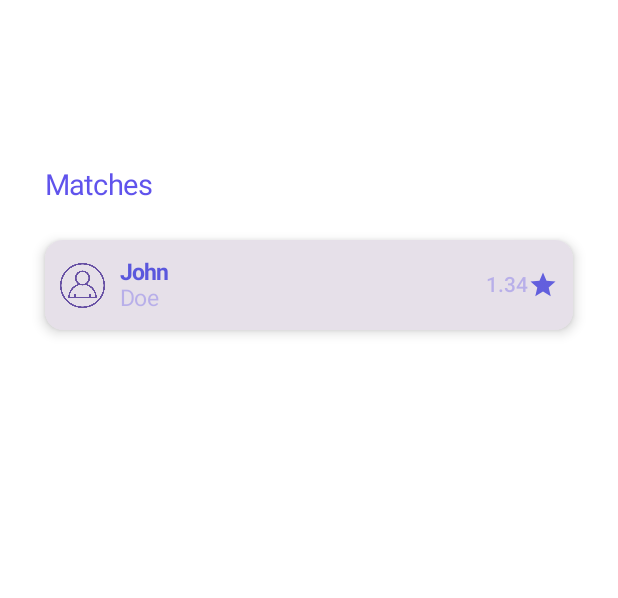
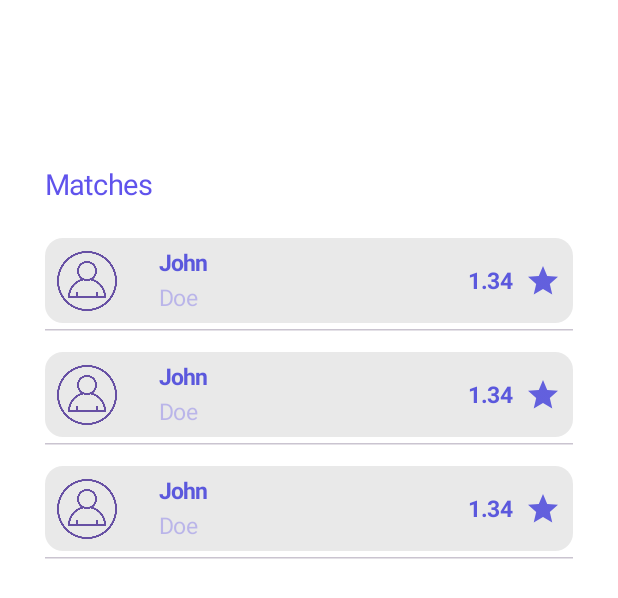
Before and after one commit to martinbouhier/make-your-skill, an Android app built with Jetpack Compose: the @Preview function PreviewResultsScreen, on a phone screen of 412 x 824 dp. Shown: the top 598 px of the screen. Run offline under Robolectric (Android 15) with nearby library versions, the phone set to English and light mode, and no system bars.

Commit message:
Cambios de diseño para la  ProfileCard

```diff
--- a/app/src/main/java/com/make_your_skill/ui/components/cards/ProfileCard.kt
+++ b/app/src/main/java/com/make_your_skill/ui/components/cards/ProfileCard.kt
@@ -3,9 +3,13 @@ package com.make_your_skill.ui.components.cards
 import androidx.compose.foundation.clickable
 import androidx.compose.foundation.layout.Column
 import androidx.compose.foundation.layout.Row
+import androidx.compose.foundation.layout.Spacer
+import androidx.compose.foundation.layout.fillMaxHeight
+import androidx.compose.foundation.layout.fillMaxSize
 import androidx.compose.foundation.layout.fillMaxWidth
 import androidx.compose.foundation.layout.padding
 import androidx.compose.foundation.layout.size
+import androidx.compose.foundation.layout.width
 import androidx.compose.material.icons.Icons
 import androidx.compose.material.icons.filled.Star
 import androidx.compose.material3.Card
@@ -18,43 +22,42 @@ import androidx.compose.ui.Alignment
 import androidx.compose.ui.Modifier
 import androidx.compose.ui.graphics.Color
 import androidx.compose.ui.res.painterResource
+import androidx.compose.ui.tooling.preview.Preview
 import androidx.compose.ui.unit.dp
 import com.make_your_skill.R
 import com.make_your_skill.dataClasses.Profile
+import com.make_your_skill.ui.theme.BackgroundColor
 import com.make_your_skill.ui.theme.cardInfo
 import com.make_your_skill.ui.theme.cardRate
 import com.make_your_skill.ui.theme.cardTitle
+import java.util.Date
 
 @Composable
 fun ProfileCard(profile: Profile) {
-    val separation = 10.dp
+    val GAP = 8.dp
 
     Card(
         modifier = Modifier
             .fillMaxWidth()
-            .padding(vertical = separation/2)
-            .clickable { /* Aca se incorporará algun dia la lógica para redirigir a WPP */},
-        elevation = CardDefaults.cardElevation(separation/2)
+            .padding(vertical = GAP/2)
+            .clickable { /* TODO: redirigir a connectProfile */},
+        colors = CardDefaults.cardColors(containerColor = BackgroundColor),
+        elevation = CardDefaults.cardElevation(defaultElevation = 0.dp)
     ) {
         Row(
             modifier = Modifier
                 .fillMaxWidth()
-                .padding(separation),
+                .padding(GAP),
             verticalAlignment = Alignment.CenterVertically
         ) {
             // Avatar de perfil
             Icon(
-                painter = painterResource(R.drawable.user_profile_icon), // Reemplaza con tu ícono de avatar
+                painter = painterResource(R.drawable.user_profile_icon),
                 contentDescription = "Avatar",
-                modifier = Modifier
-                    .size(separation * 4)
-                    .padding(end = separation),
+                modifier = Modifier.size(40.dp),
                 tint = MaterialTheme.colorScheme.primary
             )
-
-            Column(
-                modifier = Modifier.weight(1f)
-            ) {
+            Column(modifier = Modifier.padding(start = 28.dp)) {
                 // Nombre de la persona
                 Text(
                     text = profile.name,
@@ -63,25 +66,32 @@ fun ProfileCard(profile: Profile) {
                 // info de la persona: costo x hora
                 Text(
                     text = profile.info,
-                    style = cardInfo
+                    style = cardInfo,
+                    modifier = Modifier.padding(top = 6.dp)
                 )
             }
-
+            Spacer(modifier = Modifier.weight(1f))
             // Rating
-            Row(
-                verticalAlignment = Alignment.CenterVertically
-            ) {
+            Row(verticalAlignment = Alignment.CenterVertically) {
                 Text(
                     text = profile.rate,
                     style = cardRate
                 )
+                Spacer(modifier = Modifier.size(GAP))
                 Icon(
                     imageVector = Icons.Default.Star,
                     contentDescription = "Star Icon",
                     tint = Color(0xE65451DC),
-                    modifier = Modifier.size(20.dp)
+                    modifier = Modifier.size(24.dp)
                 )
             }
         }
     }
 }
+
+@Preview(showBackground = true)
+@Composable
+fun PreviewProfileCard() {
+    val sampleProfile = Profile("John", "$3000 x hora", "1.34", Date(1990, 1, 1))
+    ProfileCard(sampleProfile)
+}
--- a/app/src/main/java/com/make_your_skill/ui/screens/results/ResultsScreen.kt
+++ b/app/src/main/java/com/make_your_skill/ui/screens/results/ResultsScreen.kt
@@ -1,5 +1,6 @@
 package com.make_your_skill.ui.screens.results
 
+import androidx.compose.foundation.background
 import androidx.compose.foundation.layout.*
 import androidx.compose.foundation.lazy.LazyColumn
 import androidx.compose.foundation.lazy.items
@@ -22,6 +23,12 @@ fun ResultsScreen(navController: NavHostController) {
     val separation = 10.dp
 
     val profiles = listOf(
+        Profile("John", "Doe", "1.34",
+            Date(1990, 1, 1) // TODO: Cambiar Package
+        ),
+        Profile("John", "Doe", "1.34",
+            Date(1990, 1, 1) // TODO: Cambiar Package
+        ),
         Profile("John", "Doe", "1.34",
             Date(1990, 1, 1) // TODO: Cambiar Package
         )
@@ -48,6 +55,7 @@ fun ResultsScreen(navController: NavHostController) {
         ) {
             items(profiles) { profile ->
                 ProfileCard(profile)
+                HorizontalDivider()
             }
         }
     }
--- a/app/src/main/java/com/make_your_skill/ui/theme/TextStyles.kt
+++ b/app/src/main/java/com/make_your_skill/ui/theme/TextStyles.kt
@@ -46,7 +46,7 @@ val cardInfo = TextStyle(
 
 val cardRate = TextStyle(
     fontFamily =  FontFamily.SansSerif,
-    fontSize = 14.sp,
-    fontWeight = FontWeight.Medium,
-    color = Color(0x4D4E40EA)
+    fontSize = 15.sp,
+    fontWeight = FontWeight.Bold,
+    color = Color(0xF55451DC)
 )
```
